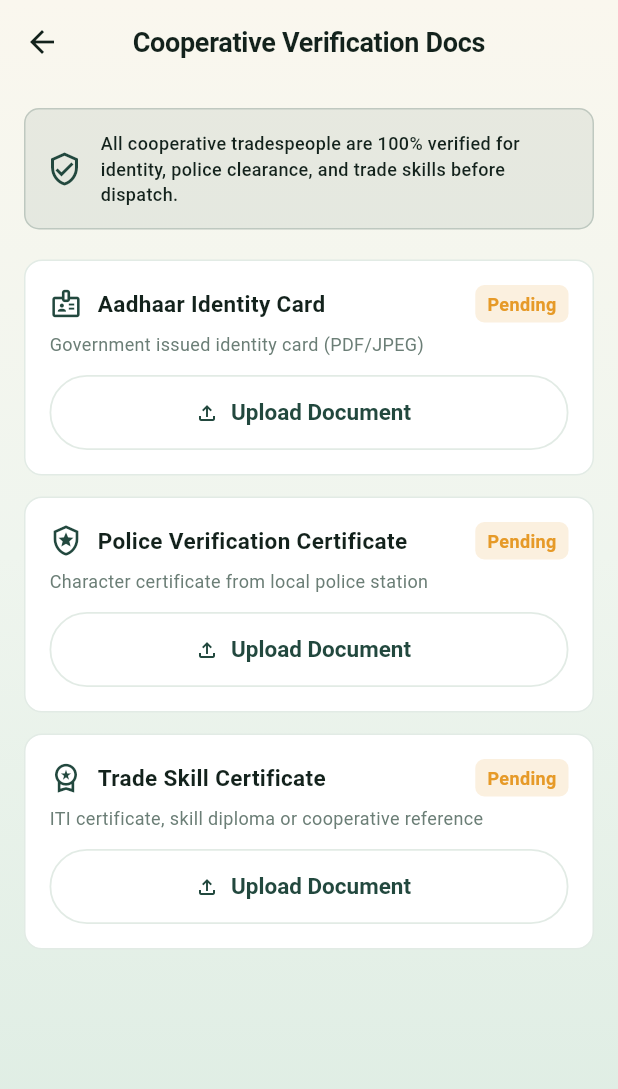
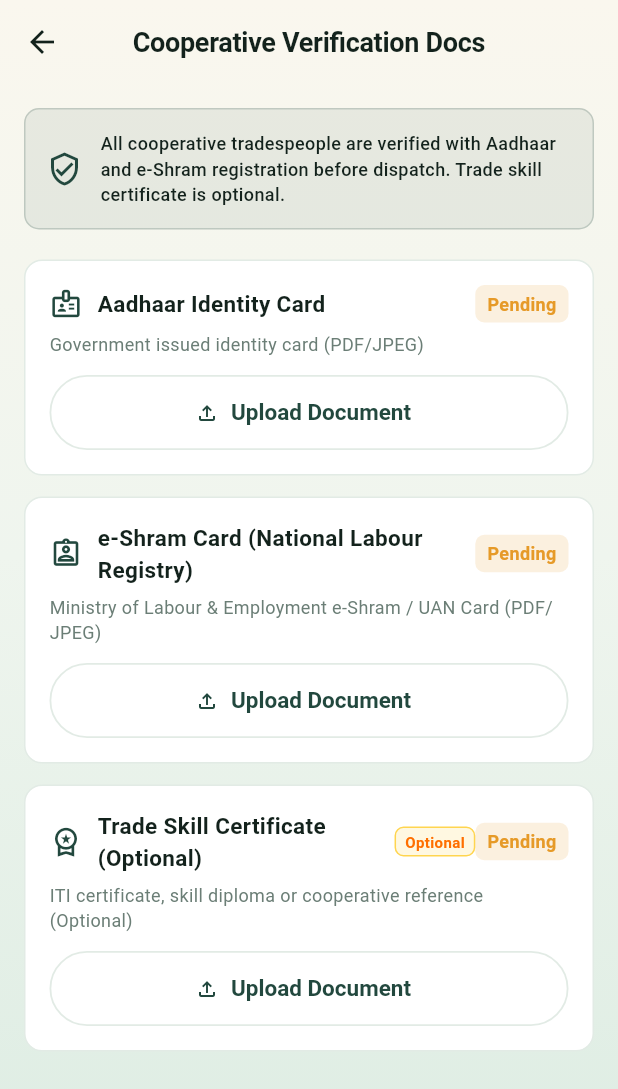
Before and after one commit to Mradul510/Cooperative-Gig-Services-Platform, a Flutter app: the DocumentUploadScreen screen opened directly, on a phone screen of 412 x 824 dp. Shown: the top 1089 px of the screen. Run offline on Flutter 3.47's test engine with Material 3 defaults, Android fonts, the phone set to English and light mode, and no system bars; our stand-ins replace image_picker, shared_preferences, shimmer; accounts and stored records are empty; network calls fail.

Commit message:
feat(verification): replace police verification with e-Shram card and make trade skill cert optional

```diff
--- a/APP_frontend/coop_gig_app/lib/config/localization.dart
+++ b/APP_frontend/coop_gig_app/lib/config/localization.dart
@@ -56,8 +56,8 @@ class AppStrings {
       'offline': 'Offline',
       'availability': 'Availability',
       'doc_aadhaar': 'Aadhaar Identity Card',
-      'doc_police': 'Police Verification Certificate',
-      'doc_trade': 'Trade Skill Certificate',
+      'doc_police': 'e-Shram Card (National Labour Registry)',
+      'doc_trade': 'Trade Skill Certificate (Optional)',
       'doc_approved': 'Approved',
       'doc_pending': 'Pending Review',
       'doc_rejected': 'Rejected',
@@ -137,8 +137,8 @@ class AppStrings {
       'offline': 'अनुपलब्ध (ऑफलाइन)',
       'availability': 'उपलब्धता स्थिति',
       'doc_aadhaar': 'आधार पहचान पत्र',
-      'doc_police': 'पुलिस सत्यापन प्रमाणपत्र',
-      'doc_trade': 'व्यावसायिक कौशल प्रमाणपत्र',
+      'doc_police': 'ई-श्रम कार्ड (राष्ट्रीय श्रम पहचान)',
+      'doc_trade': 'व्यावसायिक कौशल प्रमाणपत्र (वैकल्पिक)',
       'doc_approved': 'स्वीकृत',
       'doc_pending': 'समीक्षाधीन',
       'doc_rejected': 'अस्वीकृत',
--- a/APP_frontend/coop_gig_app/lib/views/category/category_screen.dart
+++ b/APP_frontend/coop_gig_app/lib/views/category/category_screen.dart
@@ -498,7 +498,7 @@ class _CategoryScreenState extends State<CategoryScreen> {
                   },
                 ),
               ],
-              const SizedBox(height: 30),
+              const SizedBox(height: 60),
             ],
           ),
         ),
@@ -786,7 +786,7 @@ class _CategoryScreenState extends State<CategoryScreen> {
                 onPressed: () => _openBookingSheet(worker),
                 icon: const Icon(Icons.calendar_today_rounded, size: 16),
                 label: Text(
-                  'Book ${worker.name.trim().split(" ").first} · ${AppConfig.formatINR(totalFee)}',
+                  'Book ${worker.name.trim().isNotEmpty ? worker.name.trim().split(" ").first : "Worker"} · ${AppConfig.formatINR(totalFee)}',
                   style: const TextStyle(
                     fontSize: 13.5,
                     fontWeight: FontWeight.w700,
--- a/APP_frontend/coop_gig_app/lib/views/profile/profile_screen.dart
+++ b/APP_frontend/coop_gig_app/lib/views/profile/profile_screen.dart
@@ -127,7 +127,7 @@ class ProfileScreen extends StatelessWidget {
                   leading: const Icon(Icons.file_copy_outlined, color: AppColors.primaryLight),
                   title: const Text('Cooperative Documents & Verification', style: TextStyle(fontWeight: FontWeight.w600)),
                   subtitle: Text(
-                    user?.isVerified == true ? 'All 3 documents approved' : 'Review pending or incomplete',
+                    user?.isVerified == true ? 'Aadhaar & e-Shram verified' : 'Review pending or incomplete',
                     style: TextStyle(
                       fontSize: 12,
                       color: user?.isVerified == true ? AppColors.verified : AppColors.pending,
--- a/APP_frontend/coop_gig_app/lib/views/worker/document_upload_screen.dart
+++ b/APP_frontend/coop_gig_app/lib/views/worker/document_upload_screen.dart
@@ -78,7 +78,7 @@ class _DocumentUploadScreenState extends State<DocumentUploadScreen> {
                   SizedBox(width: 12),
                   Expanded(
                     child: Text(
-                      'All cooperative tradespeople are 100% verified for identity, police clearance, and trade skills before dispatch.',
+                      'All cooperative tradespeople are verified with Aadhaar and e-Shram registration before dispatch. Trade skill certificate is optional.',
                       style: TextStyle(fontSize: 12, fontWeight: FontWeight.w500),
                     ),
                   ),
@@ -87,7 +87,7 @@ class _DocumentUploadScreenState extends State<DocumentUploadScreen> {
             ),
             const SizedBox(height: 20),
 
-            // 1. Aadhaar Identity Document
+            // 1. Aadhaar Identity Document (Mandatory)
             _buildDocCard(
               context,
               title: AppStrings.get(context, 'doc_aadhaar'),
@@ -97,32 +97,35 @@ class _DocumentUploadScreenState extends State<DocumentUploadScreen> {
               rejectionReason: profile?.aadhaarRejectionReason,
               docField: 'aadhaar_doc',
               isDark: isDark,
+              isOptional: false,
             ),
             const SizedBox(height: 14),
 
-            // 2. Police Verification Certificate
+            // 2. e-Shram Card (Mandatory - Replaced Police Verification)
             _buildDocCard(
               context,
               title: AppStrings.get(context, 'doc_police'),
-              subtitle: 'Character certificate from local police station',
-              icon: Icons.local_police_outlined,
+              subtitle: 'Ministry of Labour & Employment e-Shram / UAN Card (PDF/JPEG)',
+              icon: Icons.assignment_ind_outlined,
               status: profile?.policeStatus ?? 'pending',
               rejectionReason: profile?.policeRejectionReason,
               docField: 'police_doc',
               isDark: isDark,
+              isOptional: false,
             ),
             const SizedBox(height: 14),
 
-            // 3. Trade Certificate
+            // 3. Trade Certificate (Optional)
             _buildDocCard(
               context,
               title: AppStrings.get(context, 'doc_trade'),
-              subtitle: 'ITI certificate, skill diploma or cooperative reference',
+              subtitle: 'ITI certificate, skill diploma or cooperative reference (Optional)',
               icon: Icons.workspace_premium_outlined,
               status: profile?.certificateStatus ?? 'pending',
               rejectionReason: profile?.certificateRejectionReason,
               docField: 'certificate_doc',
               isDark: isDark,
+              isOptional: true,
             ),
           ],
         ),
@@ -140,6 +143,7 @@ class _DocumentUploadScreenState extends State<DocumentUploadScreen> {
     required String? rejectionReason,
     required String docField,
     required bool isDark,
+    bool isOptional = false,
   }) {
     return Container(
       padding: const EdgeInsets.all(16),
@@ -158,9 +162,34 @@ class _DocumentUploadScreenState extends State<DocumentUploadScreen> {
               Icon(icon, color: AppColors.primaryLight, size: 22),
               const SizedBox(width: 10),
               Expanded(
-                child: Text(
-                  title,
-                  style: const TextStyle(fontSize: 15, fontWeight: FontWeight.w700),
+                child: Row(
+                  children: [
+                    Flexible(
+                      child: Text(
+                        title,
+                        style: const TextStyle(fontSize: 15, fontWeight: FontWeight.w700),
+                      ),
+                    ),
+                    if (isOptional) ...[
+                      const SizedBox(width: 6),
+                      Container(
+                        padding: const EdgeInsets.symmetric(horizontal: 6, vertical: 2),
+                        decoration: BoxDecoration(
+                          color: Colors.amber.shade50,
+                          borderRadius: BorderRadius.circular(6),
+                          border: Border.all(color: Colors.amber.shade300),
+                        ),
+                        child: Text(
+                          'Optional',
+                          style: TextStyle(
+                            fontSize: 10,
+                            fontWeight: FontWeight.w700,
+                            color: Colors.amber.shade900,
+                          ),
+                        ),
+                      ),
+                    ],
+                  ],
                 ),
               ),
               StatusBadge(status: status),
```
Also changed, not shown: 4 other files.
